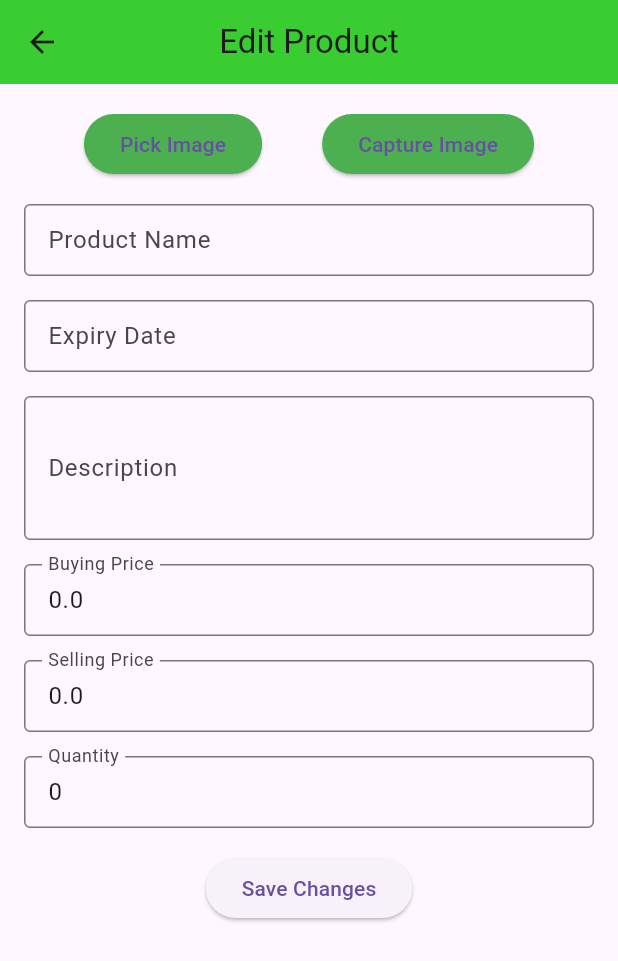
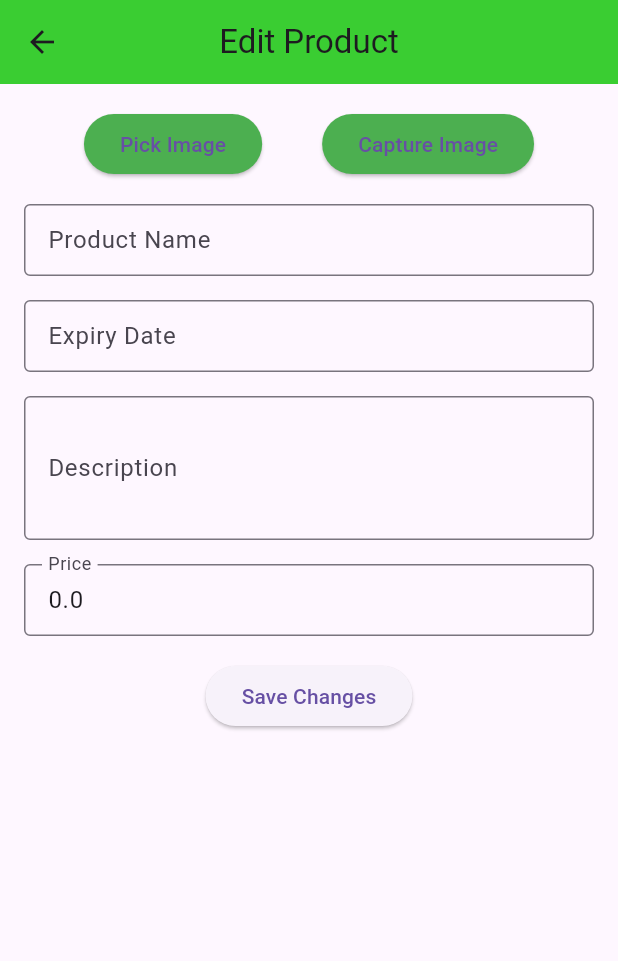
Before and after one commit to BrianKawinzi/medfast_go, a Flutter app: the EditProductPage screen opened directly with empty values, after a tap on "Save Changes", on a phone screen of 412 x 824 dp. Shown: the top 961 px of the screen. Run offline on Flutter 3.47's test engine with Material 3 defaults, Android fonts, the phone set to English and light mode, and no system bars; our stand-ins replace geolocator, image_picker, permission_handler, shared_preferences, sqflite; missing offline and left inert: qr_code_scanner; accounts and stored records are empty.

```diff
--- a/lib/business/addproductwithoutbarcode.dart
+++ b/lib/business/addproductwithoutbarcode.dart
@@ -21,8 +21,6 @@ class _AddProductFormState extends State<AddProductForm> {
   String _productName = '';
   double _buyingPrice = 0.0;
   String _unit = 'piece';
-  double _sellingPrice = 0.0;
-  int _quantity = 0;
 
   DatabaseHelper _databaseHelper = DatabaseHelper(); // Initialize your database helper
 
@@ -62,8 +60,6 @@ class _AddProductFormState extends State<AddProductForm> {
         productName: _productName,
         medicineDescription: '', // Set an appropriate value if needed
         buyingPrice: _buyingPrice,
-        sellingPrice: _sellingPrice,
-        quantity: _quantity,
         image: _image != null ? _image!.path : null,
         expiryDate: _expiryDateController.text,
         manufactureDate: _manufactureDateController.text,
@@ -131,7 +127,7 @@ class _AddProductFormState extends State<AddProductForm> {
             borderSide: BorderSide(color: Colors.green[800]!, width: 2.0),
           ),
         ),
-        keyboardType: isNumeric ? const TextInputType.numberWithOptions(decimal: true) : TextInputType.text,
+        keyboardType: isNumeric ? TextInputType.numberWithOptions(decimal: true) : TextInputType.text,
         validator: (value) => value!.isEmpty ? errorText : null,
         onSaved: (value) {
           switch (label) {
@@ -140,12 +136,6 @@ class _AddProductFormState extends State<AddProductForm> {
               break;
             case 'Buying Price':
               _buyingPrice = double.tryParse(value!) ?? 0.0;
-              break;
-            case 'Selling Price':
-              _sellingPrice = double.tryParse(value!) ?? 0.0;
-              break;
-            case 'Quantity':
-              _quantity = int.tryParse(value!) ?? 0;
               break;
           }
         },
@@ -217,8 +207,6 @@ class _AddProductFormState extends State<AddProductForm> {
             SizedBox(height: 30.0),
             _buildTextField('Product Name', 'Please enter the product name'),
             _buildTextField('Buying Price', 'Please enter a valid buying price', isNumeric: true),
-             _buildTextField('Selling Price', 'Please enter a valid selling price', isNumeric: true),
-              _buildTextField('Quantity', 'Please enter a valid quantity', isNumeric: true),
             _buildDropdown(),
             _buildDatePicker(_manufactureDateController, 'Manufacture Date'),
             _buildDatePicker(_expiryDateController, 'Expiry Date'),
--- a/lib/business/editproductpage.dart
+++ b/lib/business/editproductpage.dart
@@ -16,9 +16,7 @@ class EditProductPage extends StatefulWidget {
 class EditProductPageState extends State<EditProductPage> {
   final TextEditingController nameController = TextEditingController();
   final TextEditingController descriptionController = TextEditingController();
-  final TextEditingController buyingPriceController = TextEditingController();
-  final TextEditingController sellingPriceController = TextEditingController();
-  final TextEditingController quantityController = TextEditingController();
+  final TextEditingController priceController = TextEditingController();
   final TextEditingController expiryDateController = TextEditingController();
 
   File? _image;
@@ -29,14 +27,13 @@ class EditProductPageState extends State<EditProductPage> {
     // Initialize the text controllers with the product data
     nameController.text = widget.product.productName;
     descriptionController.text = widget.product.medicineDescription;
-    buyingPriceController.text = widget.product.buyingPrice.toString();
-    sellingPriceController.text = widget.product.sellingPrice.toString();
-    quantityController.text = widget.product.quantity.toString();
+    priceController.text = widget.product.buyingPrice.toString();
     expiryDateController.text = widget.product.expiryDate;
   }
 
   Future<void> _pickImage(ImageSource source) async {
     final picker = ImagePicker();
+    // ignore: deprecated_member_use
     final pickedFile = await picker.getImage(source: source);
 
     if (pickedFile != null) {
@@ -52,9 +49,7 @@ class EditProductPageState extends State<EditProductPage> {
     // Get the updated values from the text controllers
     final updatedName = nameController.text;
     final updatedDescription = descriptionController.text;
-    final updatedBuyingPrice = double.parse(buyingPriceController.text);
-    final updatedSellingPrice = double.parse(sellingPriceController.text);
-    final updatedQuantity = int.parse(quantityController.text);
+    final updatedPrice = double.parse(priceController.text);
     final updatedExpiryDate = expiryDateController.text;
 
     // Create an updated Product object
@@ -62,9 +57,7 @@ class EditProductPageState extends State<EditProductPage> {
       id: widget.product.id,
       productName: updatedName,
       medicineDescription: updatedDescription,
-      buyingPrice: updatedBuyingPrice,
-      sellingPrice: updatedSellingPrice,
-      quantity: updatedQuantity,
+      buyingPrice: updatedPrice,
       expiryDate: updatedExpiryDate,
       manufactureDate: '',
       image: _image?.path, // Update the image path
@@ -78,9 +71,7 @@ class EditProductPageState extends State<EditProductPage> {
     setState(() {
       widget.product.productName = updatedName;
       widget.product.medicineDescription = updatedDescription;
-      widget.product.buyingPrice = updatedBuyingPrice;
-      widget.product.sellingPrice = updatedSellingPrice;
-      widget.product.quantity = updatedQuantity;
+      widget.product.buyingPrice = updatedPrice;
       widget.product.expiryDate = updatedExpiryDate;
       widget.product.image = _image?.path;
     });
@@ -171,38 +162,10 @@ class EditProductPageState extends State<EditProductPage> {
             ),
             const SizedBox(height: 16), // Add padding between text fields
             TextField(
-              controller: buyingPriceController,
+              controller: priceController,
               keyboardType: TextInputType.number,
               decoration: const InputDecoration(
-                labelText: 'Buying Price',
-                border: OutlineInputBorder(),
-                focusedBorder: OutlineInputBorder(
-                  borderSide: BorderSide(color: Colors.green, width: 2.0),
-                ),
-                contentPadding:
-                    EdgeInsets.all(12.0), // Adjust padding as needed
-              ),
-            ),
-            const SizedBox(height: 16), // Add padding between text fields
-            TextField(
-              controller: sellingPriceController,
-              keyboardType: TextInputType.number,
-              decoration: const InputDecoration(
-                labelText: 'Selling Price',
-                border: OutlineInputBorder(),
-                focusedBorder: OutlineInputBorder(
-                  borderSide: BorderSide(color: Colors.green, width: 2.0),
-                ),
-                contentPadding:
-                    EdgeInsets.all(12.0), // Adjust padding as needed
-              ),
-            ),
-            const SizedBox(height: 16), // Add padding between text fields
-            TextField(
-              controller: quantityController,
-              keyboardType: TextInputType.number,
-              decoration: const InputDecoration(
-                labelText: 'Quantity',
+                labelText: 'Price',
                 border: OutlineInputBorder(),
                 focusedBorder: OutlineInputBorder(
                   borderSide: BorderSide(color: Colors.green, width: 2.0),
--- a/lib/main.dart
+++ b/lib/main.dart
@@ -30,11 +30,11 @@ class MyApp extends StatelessWidget {
     return MaterialApp(
       debugShowCheckedModeBanner: false,
       title: 'MedFast',
-      initialRoute: '/without',
+      initialRoute: '/auth',
       routes: {
         '/splash': (context) => const SplashScreen(),
         '/bottom': (context) => const BottomNavigation(),
-        '/without': (context) => WithoutBar(),
+
         '/HomePage': (context) => const HomePage(),
         '/login': (context) => LoginPage(),
         '/home': (context) => const HomeScreen(),
--- a/lib/models/product.dart
+++ b/lib/models/product.dart
@@ -3,8 +3,6 @@ class Product {
   String productName;
   String medicineDescription;
   double buyingPrice;
-  double sellingPrice;
-  int quantity;
   String? image;
   String expiryDate;
   final String manufactureDate;
@@ -15,8 +13,6 @@ class Product {
     required this.productName,
     required this.medicineDescription,
     required this.buyingPrice,
-    required this.sellingPrice,
-    required this.quantity,
     this.image,
     required this.expiryDate,
     required this.manufactureDate,
@@ -29,14 +25,12 @@ class Product {
         productName = map['productName'],
         medicineDescription = map['medicineDescription'],
         buyingPrice = map['buyingPrice'].toDouble(),
-        sellingPrice = map['sellingPrice'].toDouble(),
-        quantity = map['quantity'],
         image = map['image'],
         expiryDate = map['expiryDate'],
         manufactureDate = map['manufactureDate'],
         unit = map['unit'];
 
-
+  get sellingPrice => null;
 
   // Method to convert a Product object to a map
   Map<String, dynamic> toMap({bool excludeId = false}) {
@@ -45,8 +39,6 @@ class Product {
       'productName': productName,
       'medicineDescription': medicineDescription,
       'buyingPrice': buyingPrice,
-      'sellingPrice': sellingPrice,
-      'quantity': quantity,
       'image': image,
       'expiryDate': expiryDate,
       'manufactureDate': manufactureDate,
```
Also changed, not shown: lib/pages/without_barcode.dart (+236 -170 lines).
